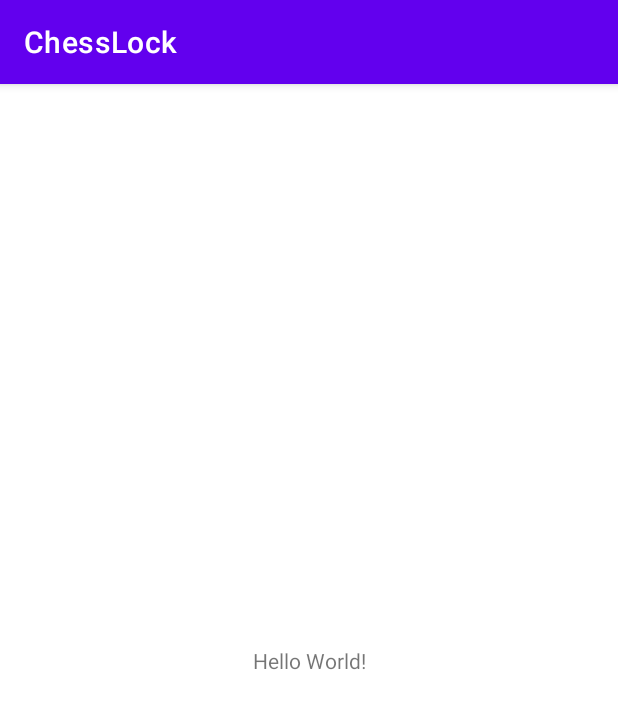
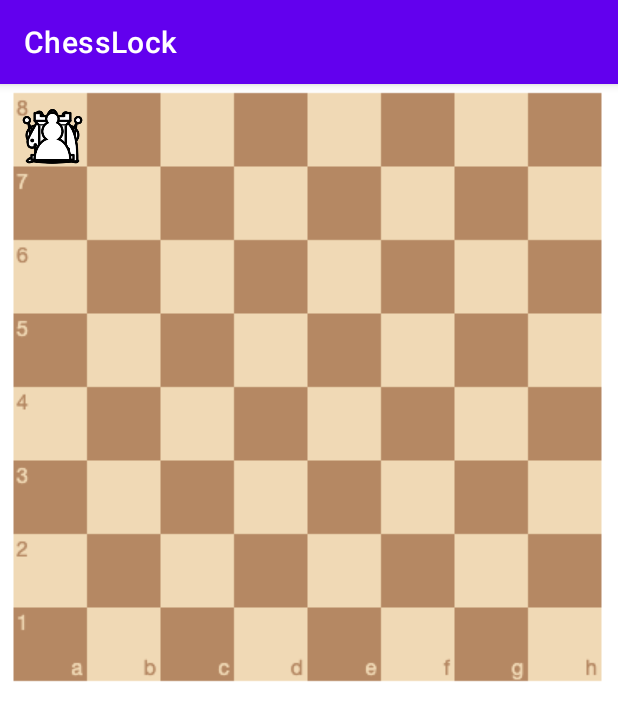
Before and after one commit to ceslo99/ChessLock, an Android app: the screen it shows after launch (MainActivity), on a phone screen of 412 x 824 dp. Shown: the top 721 px of the screen. Run offline under Robolectric (Android 15) with nearby library versions, the phone set to English and light mode, and no system bars.

Commit message:
Add images of chess

```diff
--- a/app/src/main/res/layout/activity_main.xml
+++ b/app/src/main/res/layout/activity_main.xml
@@ -6,13 +6,58 @@
     android:layout_height="match_parent"
     tools:context=".MainActivity">
 
-    <TextView
+    <ImageView
+        android:id="@+id/imageView"
         android:layout_width="wrap_content"
         android:layout_height="wrap_content"
-        android:text="Hello World!"
-        app:layout_constraintBottom_toBottomOf="parent"
-        app:layout_constraintLeft_toLeftOf="parent"
-        app:layout_constraintRight_toRightOf="parent"
-        app:layout_constraintTop_toTopOf="parent" />
+        app:srcCompat="@drawable/chessBoard"
+        tools:layout_editor_absoluteX="0dp"
+        tools:layout_editor_absoluteY="161dp" />
 
+    <ImageView
+        android:id="@+id/imageView2"
+        android:layout_width="70dp"
+        android:layout_height="70dp"
+        app:srcCompat="@drawable/king"
+        tools:layout_editor_absoluteX="15dp"
+        tools:layout_editor_absoluteY="600dp" />
+
+    <ImageView
+        android:id="@+id/imageView2"
+        android:layout_width="70dp"
+        android:layout_height="70dp"
+        app:srcCompat="@drawable/queen"
+        tools:layout_editor_absoluteX="75dp"
+        tools:layout_editor_absoluteY="600dp" />
+
+    <ImageView
+        android:id="@+id/imageView2"
+        android:layout_width="70dp"
+        android:layout_height="70dp"
+        app:srcCompat="@drawable/bishop"
+        tools:layout_editor_absoluteX="135dp"
+        tools:layout_editor_absoluteY="600dp" />
+
+    <ImageView
+        android:id="@+id/imageView2"
+        android:layout_width="70dp"
+        android:layout_height="70dp"
+        app:srcCompat="@drawable/knight"
+        tools:layout_editor_absoluteX="195dp"
+        tools:layout_editor_absoluteY="600dp" />
+
+    <ImageView
+        android:id="@+id/imageView2"
+        android:layout_width="70dp"
+        android:layout_height="70dp"
+        app:srcCompat="@drawable/rook"
+        tools:layout_editor_absoluteX="260dp"
+        tools:layout_editor_absoluteY="600dp" />
+    <ImageView
+        android:id="@+id/imageView2"
+        android:layout_width="70dp"
+        android:layout_height="70dp"
+        app:srcCompat="@drawable/pawn"
+        tools:layout_editor_absoluteX="320dp"
+        tools:layout_editor_absoluteY="600dp" />
 </androidx.constraintlayout.widget.ConstraintLayout>
```
Also changed, not shown: app/src/main/res/drawable/bishop.png (added), app/src/main/res/drawable/chessBoard.png (added), app/src/main/res/drawable/king.png (added), app/src/main/res/drawable/knight.png (added), app/src/main/res/drawable/pawn.png (added), app/src/main/res/drawable/queen.png (added), app/src/main/res/drawable/rook.png (added).
